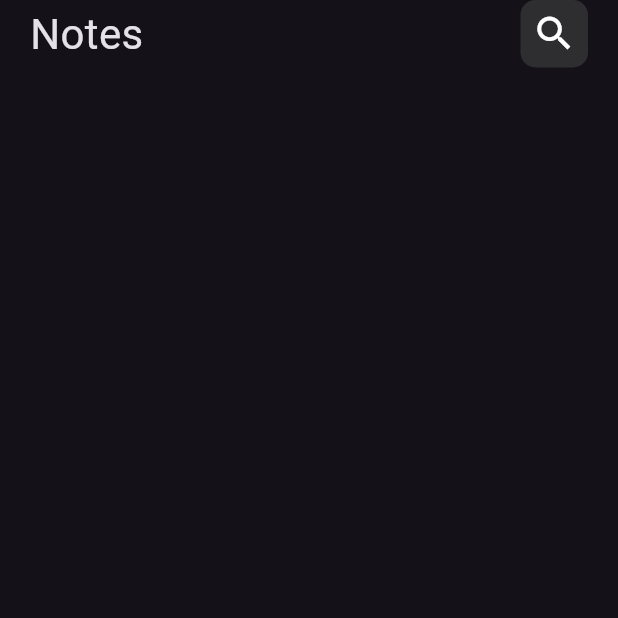
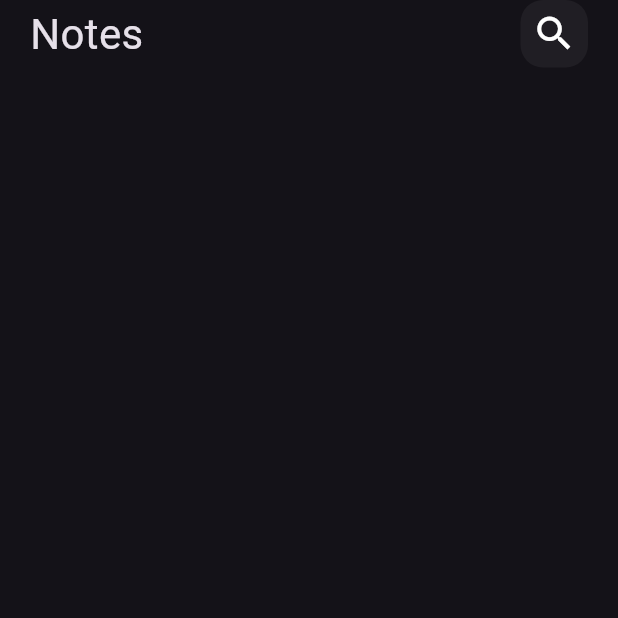
Before and after one commit to AlaaElkhamisy/Note_app, a Flutter app: the screen it shows after launch, on a phone screen of 412 x 824 dp, the top half of it. Run offline on Flutter 3.47's test engine with Material 3 defaults, Android fonts, the phone set to English and light mode, and no system bars.

Commit message:
custom search

```diff
--- a/lib/customs/custom_app_bar.dart
+++ b/lib/customs/custom_app_bar.dart
@@ -6,10 +6,10 @@ class Custom_App_Bar extends StatelessWidget {
 
   @override
   Widget build(BuildContext context) {
-    return Row(
+    return const Row(
       mainAxisAlignment: MainAxisAlignment.spaceBetween,
       children: [
-        const Text(
+        Text(
           "Notes",
           style: TextStyle(fontSize: 28),
         ),
--- a/lib/customs/custom_search.dart
+++ b/lib/customs/custom_search.dart
@@ -9,8 +9,8 @@ class CustomSearch extends StatelessWidget {
       width: 45,
       height: 45,
       decoration: BoxDecoration(
-          color: const Color.fromARGB(115, 78, 78, 78),
-          borderRadius: BorderRadius.circular(10)),
+          color: Colors.white.withOpacity(0.05),
+          borderRadius: BorderRadius.circular(15)),
       child: Center(
         child: Icon(
           Icons.search,
--- a/lib/view/notes_body.dart
+++ b/lib/view/notes_body.dart
@@ -6,9 +6,9 @@ class Notes_Body extends StatelessWidget {
 
   @override
   Widget build(BuildContext context) {
-    return SafeArea(
+    return const SafeArea(
       child: Padding(
-        padding: const EdgeInsets.only(left: 20, right: 20),
+        padding: EdgeInsets.only(left: 20, right: 20),
         child: Column(
           children: [Custom_App_Bar()],
         ),
```
